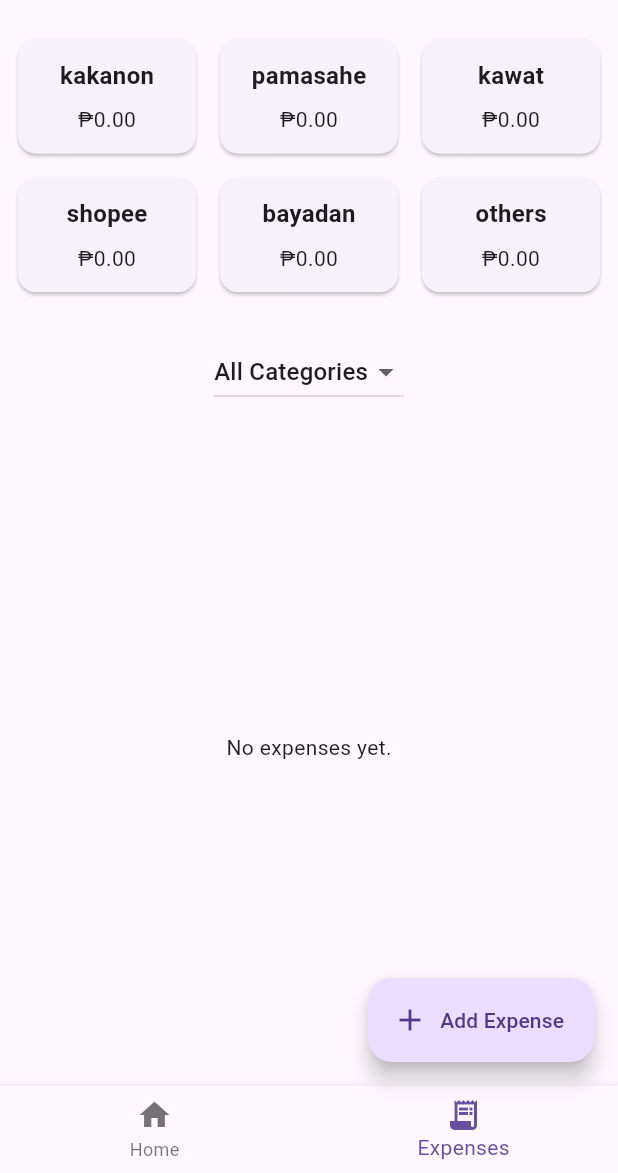
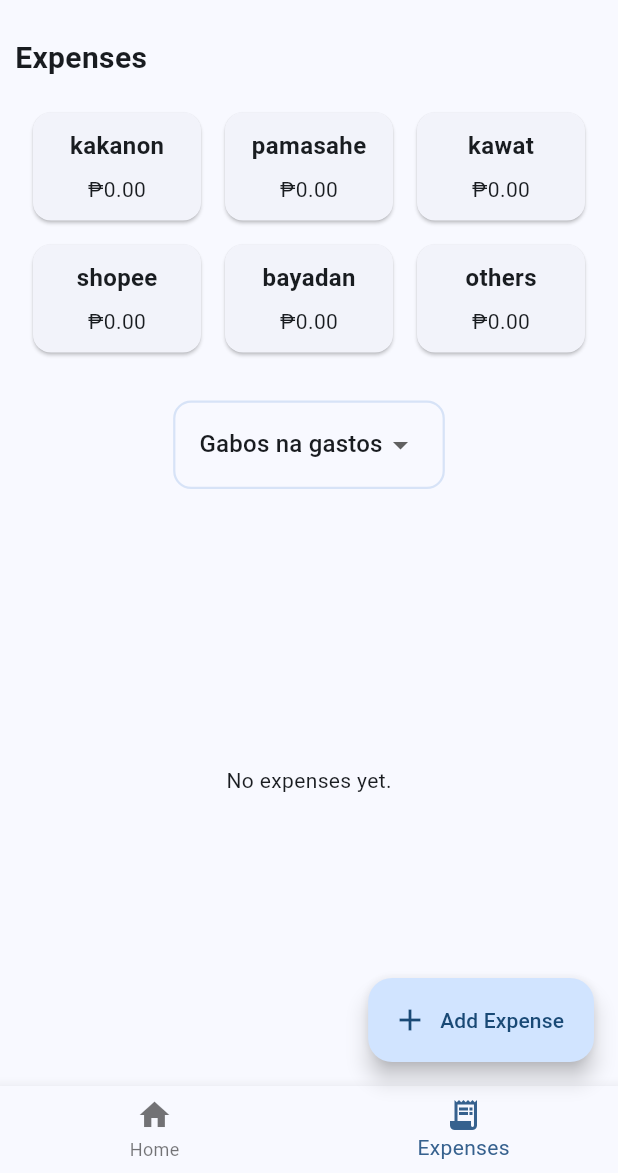
Before and after one commit to 1nonlybrucee/flutter-practice, a Flutter app: the screen it shows after launch, item 2 of the bottom bar chosen, on a phone screen of 412 x 824 dp, the part 63-1236 px from its top. Run offline on Flutter 3.47's test engine with Material 3 defaults, Android fonts, the light colour scheme and no system bars; our stand-ins replace flutter_riverpod.

Commit message:
style: improve cards appearance

```diff
--- a/project_05_expense_tracker_v3/lib/main.dart
+++ b/project_05_expense_tracker_v3/lib/main.dart
@@ -11,9 +11,13 @@ class MyApp extends StatelessWidget {
 
   @override
   Widget build(BuildContext context) {
-    return const MaterialApp(
+    return MaterialApp(
+      theme: ThemeData(
+        colorScheme: ColorScheme.fromSeed(seedColor: Colors.blue),
+        useMaterial3: true,
+      ),
       debugShowCheckedModeBanner: false,
-      home: HomePage(),
+      home: const HomePage(),
     );
   }
 }
--- a/project_05_expense_tracker_v3/lib/screens/expenses_screen.dart
+++ b/project_05_expense_tracker_v3/lib/screens/expenses_screen.dart
@@ -15,9 +15,20 @@ class _ExpensesScreenState extends State<ExpensesScreen> {
 
   @override
   Widget build(BuildContext context) {
-    return Column(
+    return Padding(
+      padding: const EdgeInsets.all(10),
+      child: Column(
         children: [
-        SizedBox(height: 210, child: CategoryCards()),
+          Align(
+            alignment: Alignment.topLeft,
+            child: Text(
+              "Expenses",
+              style: TextStyle(fontSize: 20, fontWeight: FontWeight.bold),
+            ),
+          ),
+          const SizedBox(height: 10),
+          SizedBox(height: 180, child: CategoryCards()),
+          const SizedBox(height: 24),
           CategoryFilter(
             selectedCategory: selectedCategory,
             onChanged: (value) {
@@ -33,6 +44,7 @@ class _ExpensesScreenState extends State<ExpensesScreen> {
             ),
           ),
         ],
+      ),
     );
   }
 }
--- a/project_05_expense_tracker_v3/lib/widgets/category_filter.dart
+++ b/project_05_expense_tracker_v3/lib/widgets/category_filter.dart
@@ -13,15 +13,30 @@ class CategoryFilter extends StatelessWidget {
 
   @override
   Widget build(BuildContext context) {
-    return DropdownButton<Category>(
+    return Container(
+      padding: const EdgeInsets.symmetric(horizontal: 16, vertical: 4),
+      decoration: BoxDecoration(
+        borderRadius: BorderRadius.circular(12),
+        border: Border.all(
+          color: Theme.of(context).colorScheme.secondaryContainer,
+          width: 1.5,
+        ),
+      ),
+      child: DropdownButtonHideUnderline(
+        child: DropdownButton<Category>(
           value: selectedCategory,
           items: [
-        const DropdownMenuItem(value: null, child: Text("All Categories")),
+            const DropdownMenuItem(value: null, child: Text("Gabos na gastos")),
             ...Category.values.map((category) {
-          return DropdownMenuItem(value: category, child: Text(category.name));
+              return DropdownMenuItem(
+                value: category,
+                child: Text(category.name),
+              );
             }),
           ],
           onChanged: onChanged,
+        ),
+      ),
     );
   }
 }
```
Also changed, not shown: project_05_expense_tracker_v3/lib/screens/home_screen.dart (+18 -6 lines), project_05_expense_tracker_v3/lib/widgets/expense_list.dart (+44 -6 lines), project_05_expense_tracker_v3/lib/widgets/top_categories.dart (+16 -2 lines). Lines whose indentation alone changed are shown as unchanged.
